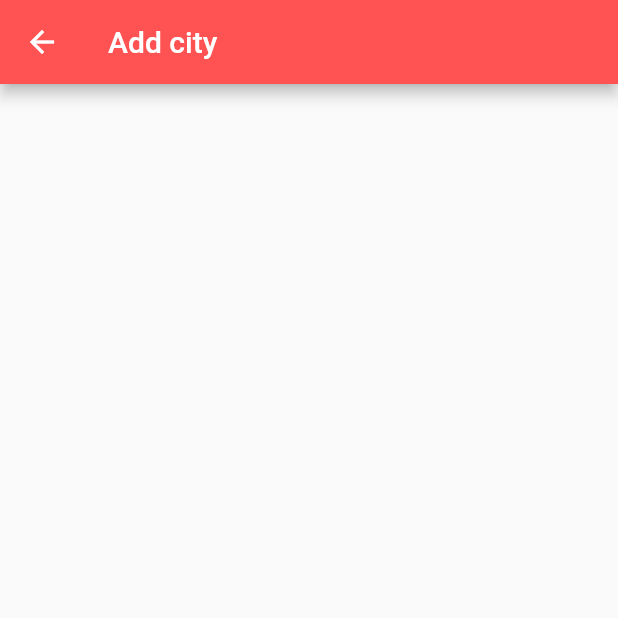
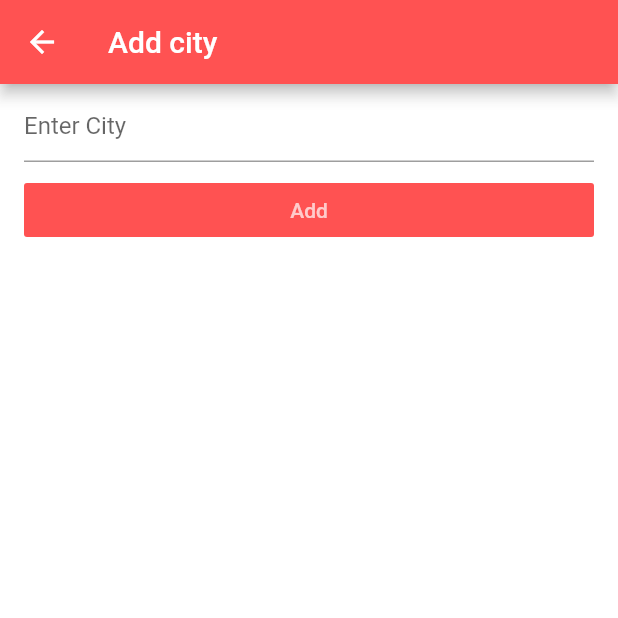
Before and after one commit to hadimir22/weather-app, a Flutter app: the AddCities screen opened by its route, on a phone screen of 412 x 824 dp, the top half of it. Run offline on Flutter 3.47's test engine with Material 2 defaults, Android fonts, the phone set to English and light mode, and no system bars; our stand-ins replace shared_preferences; accounts and stored records are empty.

Commit message:
feat: input field added in add cities

```diff
--- a/lib/ui/add_cities.dart
+++ b/lib/ui/add_cities.dart
@@ -1,13 +1,48 @@
 import 'package:flutter/material.dart';
+import 'package:shared_preferences/shared_preferences.dart';
+
 
 class AddCities extends StatelessWidget {
+  final _cityFieldController = new TextEditingController();
+
+  _saveCities(String city) async {
+    SharedPreferences prefs = await SharedPreferences.getInstance();
+    prefs.setString('cities', city);
+  }
+
+
   @override
   Widget build(BuildContext context) {
     return Scaffold(
       appBar: new AppBar(
           title: new Text('Add city'),
           backgroundColor: Colors.redAccent,
-      )
+      ),
+      backgroundColor: Colors.white30,
+      body: Stack(
+        children: <Widget>[
+          ListView(
+            children: <Widget>[
+              new ListTile(
+                  title: new TextField(
+                    decoration: new InputDecoration(hintText: 'Enter City'),
+                    controller: _cityFieldController,
+                    keyboardType: TextInputType.text,
+                  )),
+              new ListTile(
+                  title: new FlatButton(
+                      onPressed: () {
+                        _saveCities(_cityFieldController.text);
+                        Navigator.pop(
+                            context, {'enter': _cityFieldController.text});
+                      },
+                      color: Colors.redAccent,
+                      textColor: Colors.white70,
+                      child: new Text("Add")))
+            ],
+          )
+        ],
+      ),
     );
   }
 }
```
Also changed, not shown: lib/ui/weather.dart (+8 -52 lines).
